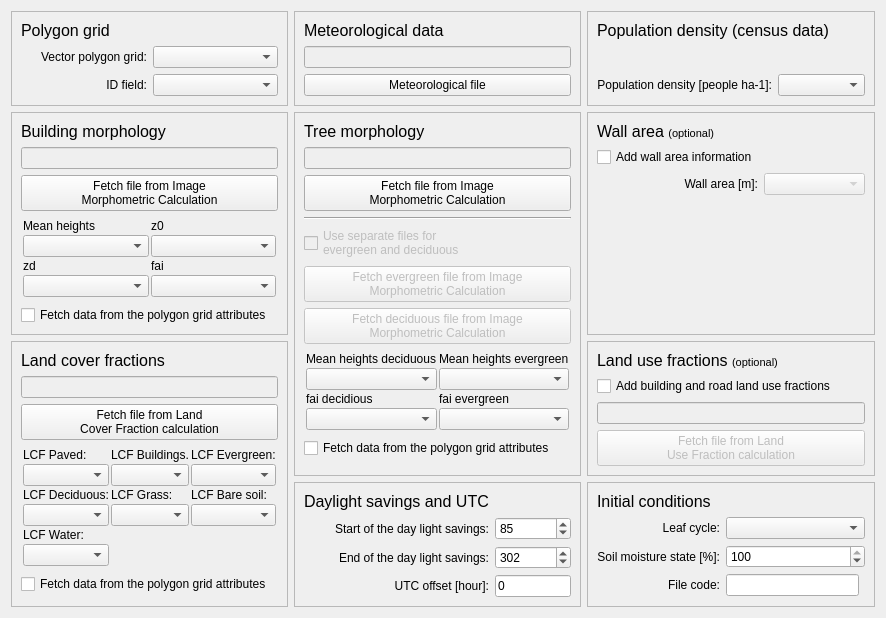
Old version of the form SUEWSPrepare/tabs/main_tab.ui in the repository UMEP-dev/UMEP.
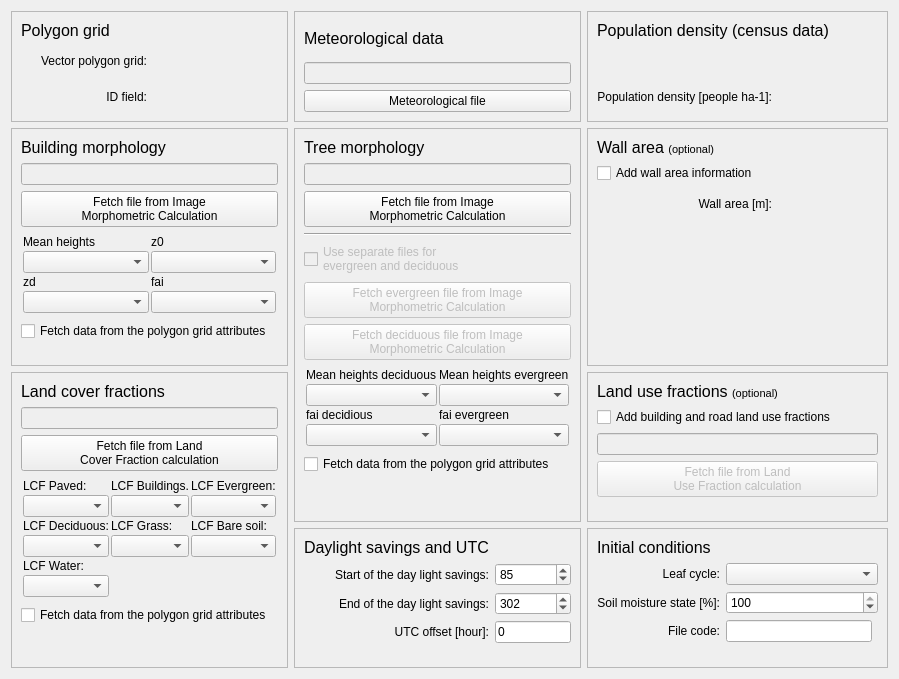
New version of the form.

What changed in the file:
```diff
--- a/SUEWSPrepare/tabs/main_tab.ui
+++ b/SUEWSPrepare/tabs/main_tab.ui
@@ -6,8 +6,8 @@
    <rect>
     <x>0</x>
     <y>0</y>
-    <width>824</width>
-    <height>617</height>
+    <width>832</width>
+    <height>679</height>
    </rect>
   </property>
   <property name="windowTitle">
@@ -23,7 +23,7 @@
       <enum>QFrame::Raised</enum>
      </property>
      <layout class="QGridLayout" name="gridLayout">
-      <item row="0" column="1">
+      <item row="0" column="0">
        <widget class="QLabel" name="label_17">
         <property name="text">
          <string>&lt;!DOCTYPE HTML PUBLIC &quot;-//W3C//DTD HTML 4.0//EN&quot; &quot;http://www.w3.org/TR/REC-html40/strict.dtd&quot;&gt;
@@ -34,35 +34,35 @@
         </property>
        </widget>
       </item>
-      <item row="1" column="4">
-       <widget class="QComboBox" name="comboBox_Polygrid">
-        <property name="toolTip">
-         <string>&lt;!DOCTYPE HTML PUBLIC &quot;-//W3C//DTD HTML 4.0//EN&quot; &quot;http://www.w3.org/TR/REC-html40/strict.dtd&quot;&gt;
-&lt;html&gt;&lt;head&gt;&lt;meta name=&quot;qrichtext&quot; content=&quot;1&quot; /&gt;&lt;style type=&quot;text/css&quot;&gt;
-p, li { white-space: pre-wrap; }
-&lt;/style&gt;&lt;/head&gt;&lt;body style=&quot; font-family:'MS Shell Dlg 2'; font-size:8.25pt; font-weight:400; font-style:normal;&quot;&gt;
-&lt;p style=&quot; margin-top:0px; margin-bottom:0px; margin-left:0px; margin-right:0px; -qt-block-indent:0; text-indent:0px;&quot;&gt;&lt;span style=&quot; font-size:8pt;&quot;&gt;This Polygon layer could include one single or mutiple squares &lt;/span&gt;&lt;/p&gt;&lt;/body&gt;&lt;/html&gt;</string>
+      <item row="3" column="2">
+       <widget class="QWidget" name="widgetPolyField" native="true">
+        <property name="minimumSize">
+         <size>
+          <width>100</width>
+          <height>30</height>
+         </size>
         </property>
+        <property name="layoutDirection">
+         <enum>Qt::LeftToRight</enum>
+        </property>
+        <layout class="QGridLayout" name="gridLayout_14"/>
        </widget>
       </item>
-      <item row="2" column="1">
-       <widget class="QLabel" name="label_5">
-        <property name="text">
-         <string>ID field:</string>
+      <item row="2" column="2">
+       <widget class="QWidget" name="widgetPolygonLayer" native="true">
+        <property name="minimumSize">
+         <size>
+          <width>125</width>
+          <height>30</height>
+         </size>
         </property>
-        <property name="alignment">
-         <set>Qt::AlignRight|Qt::AlignTrailing|Qt::AlignVCenter</set>
+        <property name="layoutDirection">
+         <enum>Qt::LeftToRight</enum>
         </property>
+        <layout class="QGridLayout" name="gridLayout_13"/>
        </widget>
       </item>
-      <item row="2" column="4">
-       <widget class="QComboBox" name="comboBox_Field">
-        <property name="toolTip">
-         <string>Attribut ID should be a unique number or string for each polygon </string>
-        </property>
-       </widget>
-      </item>
-      <item row="1" column="1">
+      <item row="2" column="0" colspan="2">
        <widget class="QLabel" name="label">
         <property name="text">
          <string>Vector polygon grid:</string>
@@ -70,8 +70,15 @@
         <property name="alignment">
          <set>Qt::AlignRight|Qt::AlignTrailing|Qt::AlignVCenter</set>
         </property>
-        <property name="buddy">
-         <cstring>comboBox_Polygrid</cstring>
+       </widget>
+      </item>
+      <item row="3" column="0" colspan="2">
+       <widget class="QLabel" name="label_5">
+        <property name="text">
+         <string>ID field:</string>
+        </property>
+        <property name="alignment">
+         <set>Qt::AlignRight|Qt::AlignTrailing|Qt::AlignVCenter</set>
         </property>
        </widget>
       </item>
@@ -124,20 +131,7 @@
       <enum>QFrame::Raised</enum>
      </property>
      <layout class="QGridLayout" name="gridLayout_5">
-      <item row="2" column="0">
-       <widget class="QLabel" name="label_27">
-        <property name="text">
-         <string>Population density [people ha-1]:</string>
-        </property>
-        <property name="alignment">
-         <set>Qt::AlignRight|Qt::AlignTrailing|Qt::AlignVCenter</set>
-        </property>
-        <property name="buddy">
-         <cstring></cstring>
-        </property>
-       </widget>
-      </item>
-      <item row="0" column="0" colspan="2">
+      <item row="0" column="0" colspan="3">
        <widget class="QLabel" name="label_18">
         <property name="text">
          <string>&lt;!DOCTYPE HTML PUBLIC &quot;-//W3C//DTD HTML 4.0//EN&quot; &quot;http://www.w3.org/TR/REC-html40/strict.dtd&quot;&gt;
@@ -148,17 +142,7 @@
         </property>
        </widget>
       </item>
-      <item row="2" column="1">
-       <widget class="QComboBox" name="comboBox_popdens">
-        <property name="enabled">
-         <bool>true</bool>
-        </property>
-        <property name="toolTip">
-         <string>&lt;html&gt;&lt;head/&gt;&lt;body&gt;&lt;p&gt;Attribut ID should be a unique number or string for each polygon.&lt;/p&gt;&lt;p&gt;If this data is not availabe for the specific area of interest, see the help section on where to acquire this information.&lt;/p&gt;&lt;/body&gt;&lt;/html&gt;</string>
-        </property>
-       </widget>
-      </item>
-      <item row="1" column="0">
+      <item row="4" column="0">
        <spacer name="verticalSpacer_4">
         <property name="orientation">
          <enum>Qt::Vertical</enum>
@@ -171,6 +155,33 @@
         </property>
        </spacer>
       </item>
+      <item row="5" column="2">
+       <widget class="QWidget" name="widgetPop" native="true">
+        <property name="minimumSize">
+         <size>
+          <width>100</width>
+          <height>30</height>
+         </size>
+        </property>
+        <property name="layoutDirection">
+         <enum>Qt::LeftToRight</enum>
+        </property>
+        <layout class="QGridLayout" name="gridLayout_16"/>
+       </widget>
+      </item>
+      <item row="5" column="0" colspan="2">
+       <widget class="QLabel" name="label_27">
+        <property name="text">
+         <string>Population density [people ha-1]:</string>
+        </property>
+        <property name="alignment">
+         <set>Qt::AlignRight|Qt::AlignTrailing|Qt::AlignVCenter</set>
+        </property>
+        <property name="buddy">
+         <cstring></cstring>
+        </property>
+       </widget>
+      </item>
      </layout>
     </widget>
    </item>
@@ -467,75 +478,6 @@
      </layout>
     </widget>
    </item>
-   <item row="1" column="2">
-    <widget class="QFrame" name="frame_10">
-     <property name="frameShape">
-      <enum>QFrame::StyledPanel</enum>
-     </property>
-     <property name="frameShadow">
-      <enum>QFrame::Raised</enum>
-     </property>
-     <layout class="QGridLayout" name="gridLayout_11">
-      <item row="2" column="1">
-       <widget class="QComboBox" name="comboBox_wallArea">
-        <property name="enabled">
-         <bool>false</bool>
-        </property>
-        <property name="toolTip">
-         <string>Attribut ID should be a unique number or string for each polygon </string>
-        </property>
-       </widget>
-      </item>
-      <item row="2" column="0">
-       <widget class="QLabel" name="label_28">
-        <property name="enabled">
-         <bool>true</bool>
-        </property>
-        <property name="text">
-         <string>Wall area [m]:</string>
-        </property>
-        <property name="alignment">
-         <set>Qt::AlignRight|Qt::AlignTrailing|Qt::AlignVCenter</set>
-        </property>
-        <property name="buddy">
-         <cstring></cstring>
-        </property>
-       </widget>
-      </item>
-      <item row="0" column="0" colspan="2">
-       <widget class="QLabel" name="label_21">
-        <property name="text">
-         <string>&lt;!DOCTYPE HTML PUBLIC &quot;-//W3C//DTD HTML 4.0//EN&quot; &quot;http://www.w3.org/TR/REC-html40/strict.dtd&quot;&gt;
-&lt;html&gt;&lt;head&gt;&lt;meta name=&quot;qrichtext&quot; content=&quot;1&quot; /&gt;&lt;style type=&quot;text/css&quot;&gt;
-p, li { white-space: pre-wrap; }
-&lt;/style&gt;&lt;/head&gt;&lt;body style=&quot; font-family:'MS Shell Dlg 2'; font-size:8pt; font-weight:400; font-style:normal;&quot;&gt;
-&lt;p style=&quot; margin-top:0px; margin-bottom:0px; margin-left:0px; margin-right:0px; -qt-block-indent:0; text-indent:0px;&quot;&gt;&lt;span style=&quot; font-size:12pt;&quot;&gt;Wall area &lt;/span&gt;(optional)&lt;/p&gt;&lt;/body&gt;&lt;/html&gt;</string>
-        </property>
-       </widget>
-      </item>
-      <item row="1" column="0">
-       <widget class="QCheckBox" name="WallArea_checkBox">
-        <property name="text">
-         <string>Add wall area information</string>
-        </property>
-       </widget>
-      </item>
-      <item row="3" column="0">
-       <spacer name="verticalSpacer_6">
-        <property name="orientation">
-         <enum>Qt::Vertical</enum>
-        </property>
-        <property name="sizeHint" stdset="0">
-         <size>
-          <width>20</width>
-          <height>40</height>
-         </size>
-        </property>
-       </spacer>
-      </item>
-     </layout>
-    </widget>
-   </item>
    <item row="2" column="0" rowspan="2">
     <widget class="QFrame" name="frame_3">
      <property name="frameShape">
@@ -1013,6 +955,79 @@
      </layout>
     </widget>
    </item>
+   <item row="1" column="2">
+    <widget class="QFrame" name="frame_10">
+     <property name="frameShape">
+      <enum>QFrame::StyledPanel</enum>
+     </property>
+     <property name="frameShadow">
+      <enum>QFrame::Raised</enum>
+     </property>
+     <layout class="QGridLayout" name="gridLayout_11">
+      <item row="5" column="0">
+       <spacer name="verticalSpacer_6">
+        <property name="orientation">
+         <enum>Qt::Vertical</enum>
+        </property>
+        <property name="sizeHint" stdset="0">
+         <size>
+          <width>20</width>
+          <height>40</height>
+         </size>
+        </property>
+       </spacer>
+      </item>
+      <item row="0" column="0" colspan="2">
+       <widget class="QLabel" name="label_21">
+        <property name="text">
+         <string>&lt;!DOCTYPE HTML PUBLIC &quot;-//W3C//DTD HTML 4.0//EN&quot; &quot;http://www.w3.org/TR/REC-html40/strict.dtd&quot;&gt;
+&lt;html&gt;&lt;head&gt;&lt;meta name=&quot;qrichtext&quot; content=&quot;1&quot; /&gt;&lt;style type=&quot;text/css&quot;&gt;
+p, li { white-space: pre-wrap; }
+&lt;/style&gt;&lt;/head&gt;&lt;body style=&quot; font-family:'MS Shell Dlg 2'; font-size:8pt; font-weight:400; font-style:normal;&quot;&gt;
+&lt;p style=&quot; margin-top:0px; margin-bottom:0px; margin-left:0px; margin-right:0px; -qt-block-indent:0; text-indent:0px;&quot;&gt;&lt;span style=&quot; font-size:12pt;&quot;&gt;Wall area &lt;/span&gt;(optional)&lt;/p&gt;&lt;/body&gt;&lt;/html&gt;</string>
+        </property>
+       </widget>
+      </item>
+      <item row="1" column="0" colspan="3">
+       <widget class="QCheckBox" name="WallArea_checkBox">
+        <property name="text">
+         <string>Add wall area information</string>
+        </property>
+       </widget>
+      </item>
+      <item row="4" column="2">
+       <widget class="QWidget" name="widgetWallArea" native="true">
+        <property name="minimumSize">
+         <size>
+          <width>100</width>
+          <height>30</height>
+         </size>
+        </property>
+        <property name="layoutDirection">
+         <enum>Qt::LeftToRight</enum>
+        </property>
+        <layout class="QGridLayout" name="gridLayout_17"/>
+       </widget>
+      </item>
+      <item row="4" column="0" colspan="2">
+       <widget class="QLabel" name="label_28">
+        <property name="enabled">
+         <bool>true</bool>
+        </property>
+        <property name="text">
+         <string>Wall area [m]:</string>
+        </property>
+        <property name="alignment">
+         <set>Qt::AlignRight|Qt::AlignTrailing|Qt::AlignVCenter</set>
+        </property>
+        <property name="buddy">
+         <cstring></cstring>
+        </property>
+       </widget>
+      </item>
+     </layout>
+    </widget>
+   </item>
   </layout>
   <zorder>frame_3</zorder>
   <zorder>frame_6</zorder>
```
